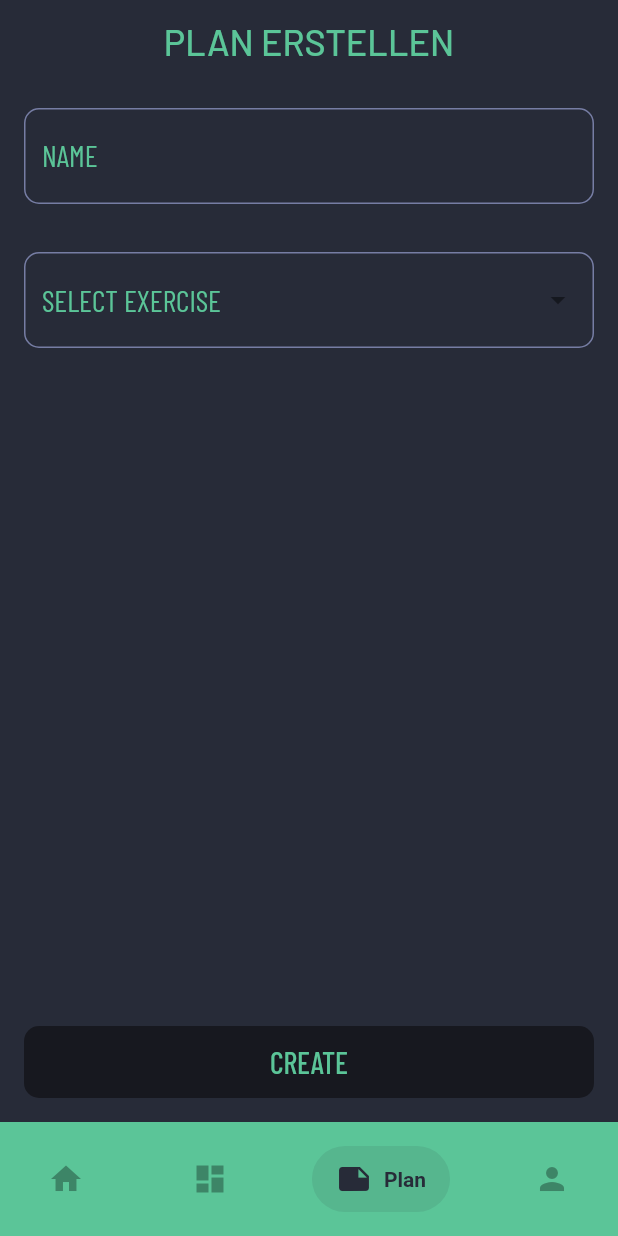
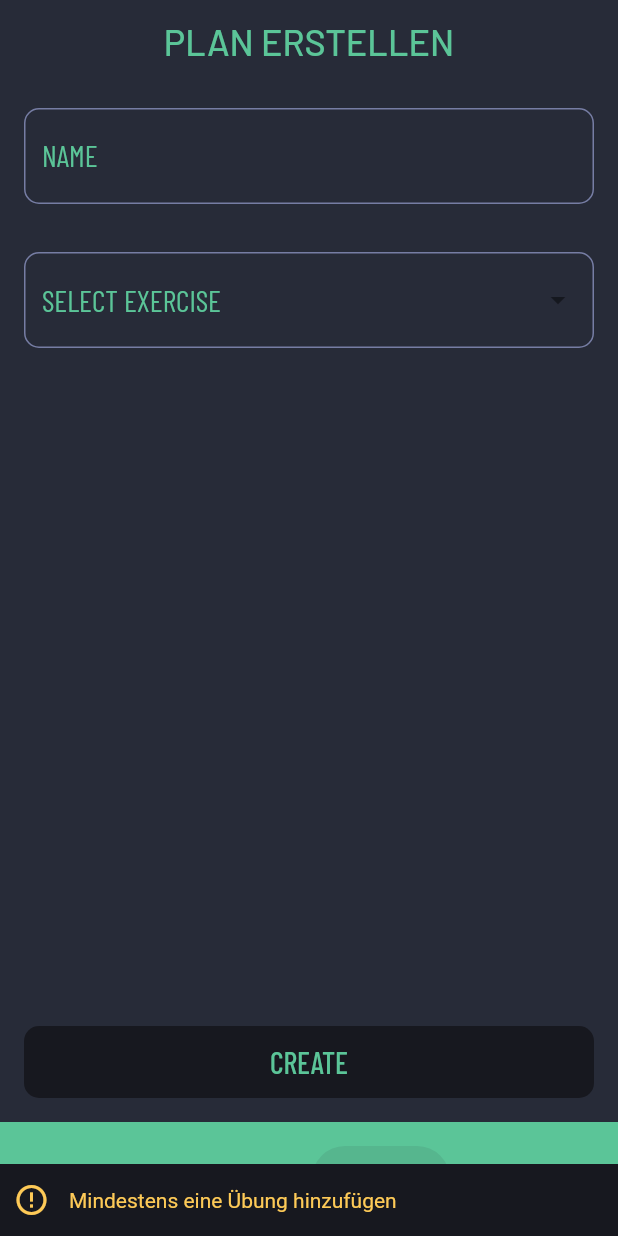
Before and after one commit to dasKamael/gymcompanion, a Flutter app: the CreatePlanPage screen opened by its route, after a tap on "CREATE", on a phone screen of 412 x 824 dp. Run offline on Flutter 3.47's test engine with Material 2 defaults, Android fonts, the light colour scheme and no system bars; drawn by our look-alikes of another_flushbar, dropdown_search, flutter_form_builder, salomon_bottom_bar; our stand-ins replace auto_route, dio, firebase_auth, firebase_core, flutter_hooks, flutter_riverpod and 2 more; accounts and stored records are empty; network calls fail.

Commit message:
list error fix

```diff
--- a/lib/components/default_dismissable.dart
+++ b/lib/components/default_dismissable.dart
@@ -11,7 +11,7 @@
 //                             key: ValueKey<int>(),
 //                             direction: DismissDirection.endToStart,
 //                             background: Container(
-//                               color: ConstColors.warn,
+//                               color: ConstColors.error,
 //                               child: Align(
 //                                 alignment: Alignment.centerRight,
 //                                 child: Padding(
--- a/lib/constants/colors.dart
+++ b/lib/constants/colors.dart
@@ -6,5 +6,6 @@ class ConstColors {
   static const unselected = Color(0xFF3D8567);
   static const textFieldColor = Color(0xFF767DA4);
   static const buttonColor = Color(0xFF17181F);
-  static const warn = Color(0xFFCE4B4B);
+  static const error = Color(0xFFCE4B4B);
+  static const warn = Color(0xFFFECA57);
 }
--- a/lib/constants/text_theme_dark.dart
+++ b/lib/constants/text_theme_dark.dart
@@ -5,7 +5,7 @@ class ConstDarkTheme {
   static ThemeData darkTheme = ThemeData(
     primaryColor: ConstColors.primaryColor,
     primaryColorLight: ConstColors.primaryColor,
-    errorColor: ConstColors.warn,
+    errorColor: ConstColors.error,
     canvasColor: ConstColors.primaryColor,
     textTheme: TextTheme(subtitle1: TextStyle(color: ConstColors.secondaryColor)),
   );
--- a/lib/main.dart
+++ b/lib/main.dart
@@ -1,3 +1,5 @@
+import 'package:firebase_auth/firebase_auth.dart';
+import 'package:firebase_core/firebase_core.dart';
 import 'package:flutter/material.dart';
 import 'package:flutter_riverpod/flutter_riverpod.dart';
 import 'package:gymcompanion/app.dart';
@@ -5,7 +7,7 @@ import 'package:gymcompanion/app.dart';
 Future main() async {
   WidgetsFlutterBinding.ensureInitialized();
 
-  // await Firebase.initializeApp();
+  await Firebase.initializeApp();
 
   runApp(ProviderScope(child: App()));
 }
--- a/lib/screens/plan/create_plan/create_plan_controller.dart
+++ b/lib/screens/plan/create_plan/create_plan_controller.dart
@@ -1,7 +1,10 @@
 import 'dart:developer';
 
+import 'package:another_flushbar/flushbar.dart';
 import 'package:dio/dio.dart';
+import 'package:flutter/material.dart';
 import 'package:flutter_riverpod/flutter_riverpod.dart';
+import 'package:gymcompanion/constants/colors.dart';
 import 'package:gymcompanion/constants/consts.dart';
 import 'package:gymcompanion/models/exercise.dart';
 import 'package:gymcompanion/models/plan.dart';
@@ -62,7 +65,11 @@ class CreatePlanController extends StateNotifier<CreatePlanState> {
     state = state.copyWith(name: value);
   }
 
-  Future<void> createPlan() async {
+  Future<void> createPlan(BuildContext context) async {
+    if (state.selectedExercises.isNotEmpty) {
+      final dio = Dio();
+      final url = '${ConstValues.url}/plans/createPlan';
+
       Map<String, dynamic> body = {'name': state.name, 'userId': 1};
 
       List<int> exercises = [];
@@ -71,11 +78,34 @@ class CreatePlanController extends StateNotifier<CreatePlanState> {
       }
       body.addAll({'exercises': exercises});
 
-    final dio = Dio();
-    final url = '${ConstValues.url}/plans/createPlan';
+      Response response = await dio.post(url, queryParameters: body);
 
-    await dio.post(url, queryParameters: body);
-
+      if (response.data['message'] == 'PLAN_ALREADY_EXISTS') {
+        await Flushbar(
+          icon: Icon(Icons.error_outline, color: ConstColors.error),
+          message: 'Plan name bereits vorhanden',
+          backgroundColor: ConstColors.buttonColor,
+          messageColor: ConstColors.error,
+          duration: Duration(seconds: 3),
+        ).show(context);
+      } else {
+        await Flushbar(
+          icon: Icon(Icons.check_circle_outline, color: ConstColors.secondaryColor),
+          message: 'Plan erfolgreich erstellt',
+          backgroundColor: ConstColors.buttonColor,
+          messageColor: ConstColors.secondaryColor,
+          duration: Duration(seconds: 3),
+        ).show(context);
+      }
+    } else {
+      await Flushbar(
+        icon: Icon(Icons.error_outline, color: ConstColors.warn),
+        message: 'Mindestens eine Übung hinzufügen',
+        backgroundColor: ConstColors.buttonColor,
+        messageColor: ConstColors.warn,
+        duration: Duration(seconds: 3),
+      ).show(context);
+    }
     state = state.copyWith();
   }
 }
--- a/lib/screens/plan/create_plan/create_plan_page.dart
+++ b/lib/screens/plan/create_plan/create_plan_page.dart
@@ -29,8 +29,7 @@ class CreatePlanPage extends ConsumerWidget {
         padding: const EdgeInsets.symmetric(horizontal: ConstValues.defaultSidePadding),
         child: Stack(
           children: [
-            SingleChildScrollView(
-              child: Column(
+            Column(
               children: [
                 DefaultAppBar(title: 'PLAN ERSTELLEN'),
                 SizedBox(height: 16.0),
@@ -66,8 +65,11 @@ class CreatePlanPage extends ConsumerWidget {
                         popupOnItemRemoved: (selectedItems, item) =>
                             ref.read(createPlanProvider.notifier).removeExerciseFromList(item),
                       ),
-                        ReorderableListView(
-                          shrinkWrap: true,
+                    ],
+                  ),
+                ),
+                Expanded(
+                  child: ReorderableListView(
                     children: [
                       for (int i = 0; i < state.selectedExercises.length; i++)
                         Dismissible(
@@ -77,15 +79,14 @@ class CreatePlanPage extends ConsumerWidget {
                               .read(createPlanProvider.notifier)
                               .removeExerciseFromList(state.selectedExercises[i]),
                           background: Container(
-                                  color: ConstColors.warn,
+                            color: ConstColors.error,
                             child: Align(
                               alignment: Alignment.centerRight,
                               child: Padding(
                                 padding: const EdgeInsets.only(right: 8.0),
                                 child: Text(
                                   'DELETE',
-                                        style:
-                                            ConstTextStyles.textField.copyWith(color: Colors.white),
+                                  style: ConstTextStyles.textField.copyWith(color: Colors.white),
                                 ),
                               ),
                             ),
@@ -95,8 +96,7 @@ class CreatePlanPage extends ConsumerWidget {
                             child: ListTile(
                               title: Text(state.selectedExercises[i].name,
                                   style: ConstTextStyles.textField),
-                                    trailing:
-                                        Icon(Icons.drag_handle, color: ConstColors.textFieldColor),
+                              trailing: Icon(Icons.drag_handle, color: ConstColors.textFieldColor),
                             ),
                           ),
                         ),
@@ -105,19 +105,16 @@ class CreatePlanPage extends ConsumerWidget {
                         .read(createPlanProvider.notifier)
                         .reorderExerciseList(oldIndex, newIndex),
                   ),
+                ),
+                Padding(
+                  padding: const EdgeInsets.symmetric(vertical: 16.0),
+                  child: DefaultButton(
+                    text: 'CREATE',
+                    onClick: () => ref.read(createPlanProvider.notifier).createPlan(context),
+                  ),
+                )
               ],
             ),
-                  ),
-                ],
-              ),
-            ),
-            Positioned(
-              bottom: ConstValues.defaultSidePadding,
-              child: DefaultButton(
-                text: 'CREATE',
-                onClick: () => ref.read(createPlanProvider.notifier).createPlan(),
-              ),
-            )
           ],
         ),
       ),
--- a/pubspec.yaml
+++ b/pubspec.yaml
@@ -34,6 +34,7 @@ dependencies:
   salomon_bottom_bar: ^3.2.0
   google_fonts: ^2.1.0
   dropdown_search: ^2.0.1
+  another_flushbar: ^1.10.28
 
 dev_dependencies:
   flutter_test:
```
Also changed, not shown: pubspec.lock, 2 other files. Lines whose indentation alone changed are shown as unchanged.
